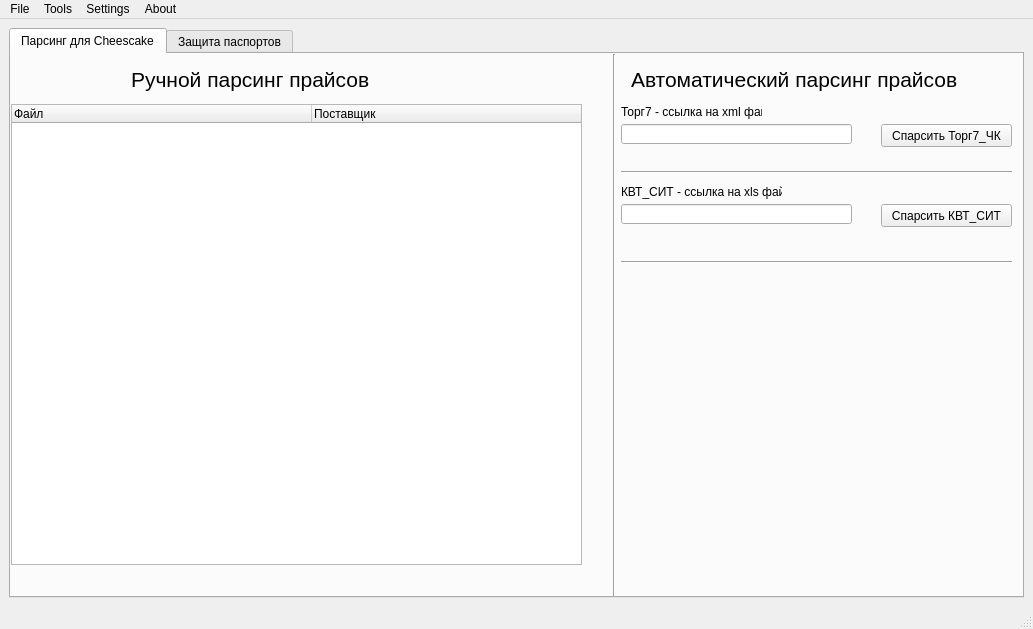
Old version of the form main_window.ui in the repository Risez51/IvanCRM.
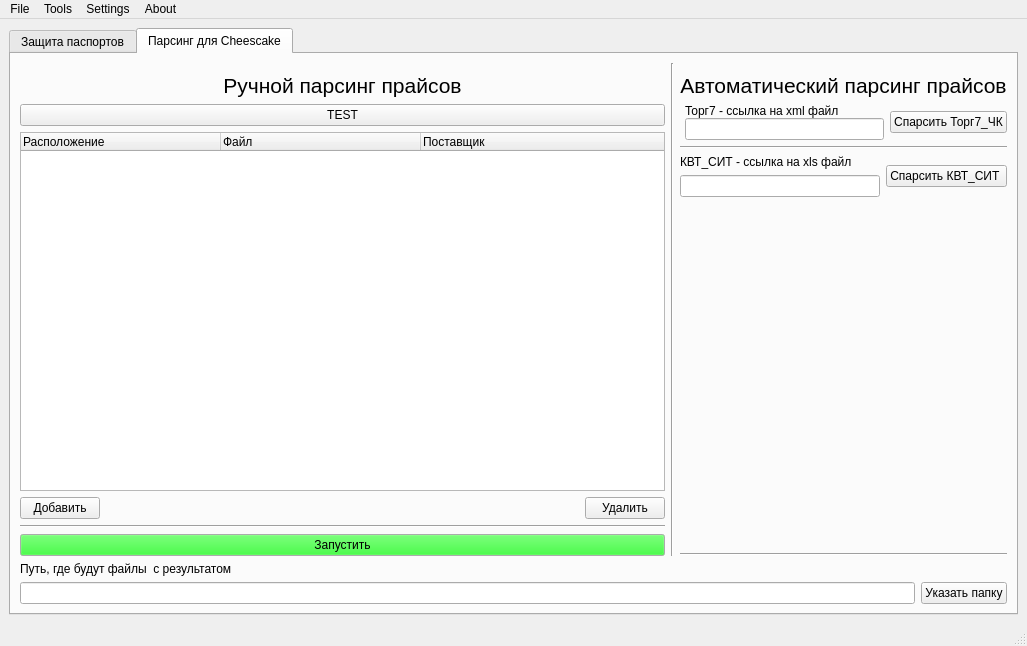
New version of the form. The open tabs and pages were chosen to show the change. Icons and pictures are not drawn.

Commit message: release suppliers price parser

The edit to the form file:
```diff
--- a/main_window.ui
+++ b/main_window.ui
@@ -6,8 +6,8 @@
    <rect>
     <x>0</x>
     <y>0</y>
-    <width>1033</width>
-    <height>629</height>
+    <width>1027</width>
+    <height>646</height>
    </rect>
   </property>
   <property name="windowTitle">
@@ -20,181 +20,6 @@
       <property name="currentIndex">
        <number>1</number>
       </property>
-      <widget class="QWidget" name="cheescake_parser_tab">
-       <attribute name="title">
-        <string>Парсинг для Cheescake</string>
-       </attribute>
-       <widget class="QTreeWidget" name="manual_parser_tree_widget">
-        <property name="geometry">
-         <rect>
-          <x>0</x>
-          <y>50</y>
-          <width>571</width>
-          <height>461</height>
-         </rect>
-        </property>
-        <attribute name="headerDefaultSectionSize">
-         <number>300</number>
-        </attribute>
-        <column>
-         <property name="text">
-          <string>Файл</string>
-         </property>
-        </column>
-        <column>
-         <property name="text">
-          <string>Поставщик</string>
-         </property>
-        </column>
-       </widget>
-       <widget class="Line" name="line">
-        <property name="geometry">
-         <rect>
-          <x>593</x>
-          <y>0</y>
-          <width>20</width>
-          <height>551</height>
-         </rect>
-        </property>
-        <property name="orientation">
-         <enum>Qt::Vertical</enum>
-        </property>
-       </widget>
-       <widget class="QLabel" name="manual_parser_label">
-        <property name="geometry">
-         <rect>
-          <x>120</x>
-          <y>10</y>
-          <width>291</width>
-          <height>31</height>
-         </rect>
-        </property>
-        <property name="font">
-         <font>
-          <pointsize>16</pointsize>
-         </font>
-        </property>
-        <property name="text">
-         <string>Ручной парсинг прайсов</string>
-        </property>
-       </widget>
-       <widget class="QLabel" name="auto_parser_label">
-        <property name="geometry">
-         <rect>
-          <x>620</x>
-          <y>10</y>
-          <width>381</width>
-          <height>31</height>
-         </rect>
-        </property>
-        <property name="font">
-         <font>
-          <pointsize>16</pointsize>
-         </font>
-        </property>
-        <property name="text">
-         <string>Автоматический парсинг прайсов</string>
-        </property>
-       </widget>
-       <widget class="QLineEdit" name="link_torg7_line_edit">
-        <property name="geometry">
-         <rect>
-          <x>610</x>
-          <y>70</y>
-          <width>231</width>
-          <height>20</height>
-         </rect>
-        </property>
-       </widget>
-       <widget class="QLabel" name="torg7_label">
-        <property name="geometry">
-         <rect>
-          <x>610</x>
-          <y>50</y>
-          <width>141</width>
-          <height>16</height>
-         </rect>
-        </property>
-        <property name="text">
-         <string>Торг7 - ссылка на xml файл</string>
-        </property>
-       </widget>
-       <widget class="QPushButton" name="parser_torg7_push_button">
-        <property name="geometry">
-         <rect>
-          <x>870</x>
-          <y>70</y>
-          <width>131</width>
-          <height>23</height>
-         </rect>
-        </property>
-        <property name="text">
-         <string>Спарсить Торг7_ЧК</string>
-        </property>
-       </widget>
-       <widget class="Line" name="line_2">
-        <property name="geometry">
-         <rect>
-          <x>610</x>
-          <y>110</y>
-          <width>391</width>
-          <height>16</height>
-         </rect>
-        </property>
-        <property name="orientation">
-         <enum>Qt::Horizontal</enum>
-        </property>
-       </widget>
-       <widget class="QLineEdit" name="link_kvt_line_edit">
-        <property name="geometry">
-         <rect>
-          <x>610</x>
-          <y>150</y>
-          <width>231</width>
-          <height>20</height>
-         </rect>
-        </property>
-       </widget>
-       <widget class="QPushButton" name="parser_kvt_push_button">
-        <property name="geometry">
-         <rect>
-          <x>870</x>
-          <y>150</y>
-          <width>131</width>
-          <height>23</height>
-         </rect>
-        </property>
-        <property name="text">
-         <string>Спарсить КВТ_СИТ</string>
-        </property>
-       </widget>
-       <widget class="QLabel" name="kvt_label">
-        <property name="geometry">
-         <rect>
-          <x>610</x>
-          <y>130</y>
-          <width>161</width>
-          <height>16</height>
-         </rect>
-        </property>
-        <property name="text">
-         <string>КВТ_СИТ - ссылка на xls файл</string>
-        </property>
-       </widget>
-       <widget class="Line" name="line_3">
-        <property name="geometry">
-         <rect>
-          <x>610</x>
-          <y>200</y>
-          <width>391</width>
-          <height>16</height>
-         </rect>
-        </property>
-        <property name="orientation">
-         <enum>Qt::Horizontal</enum>
-        </property>
-       </widget>
-      </widget>
       <widget class="QWidget" name="prepare_passport_tab">
        <attribute name="title">
         <string>Защита паспортов</string>
@@ -337,6 +162,321 @@
         </item>
        </layout>
       </widget>
+      <widget class="QWidget" name="cheescake_parser_tab">
+       <attribute name="title">
+        <string>Парсинг для Cheescake</string>
+       </attribute>
+       <layout class="QVBoxLayout" name="verticalLayout_7">
+        <item>
+         <layout class="QVBoxLayout" name="verticalLayout_6">
+          <item>
+           <layout class="QHBoxLayout" name="horizontalLayout_9" stretch="500,0,0">
+            <item>
+             <layout class="QVBoxLayout" name="verticalLayout_2">
+              <property name="topMargin">
+               <number>10</number>
+              </property>
+              <item>
+               <widget class="QLabel" name="manual_parser_label">
+                <property name="font">
+                 <font>
+                  <pointsize>16</pointsize>
+                 </font>
+                </property>
+                <property name="text">
+                 <string>Ручной парсинг прайсов</string>
+                </property>
+                <property name="alignment">
+                 <set>Qt::AlignCenter</set>
+                </property>
+               </widget>
+              </item>
+              <item>
+               <widget class="QPushButton" name="test_parser_push_button">
+                <property name="text">
+                 <string>TEST</string>
+                </property>
+               </widget>
+              </item>
+              <item>
+               <widget class="QTreeWidget" name="manual_parser_tree_widget">
+                <attribute name="headerDefaultSectionSize">
+                 <number>200</number>
+                </attribute>
+                <column>
+                 <property name="text">
+                  <string>Расположение</string>
+                 </property>
+                </column>
+                <column>
+                 <property name="text">
+                  <string>Файл</string>
+                 </property>
+                </column>
+                <column>
+                 <property name="text">
+                  <string>Поставщик</string>
+                 </property>
+                </column>
+               </widget>
+              </item>
+              <item>
+               <layout class="QHBoxLayout" name="horizontalLayout_6">
+                <item>
+                 <widget class="QPushButton" name="add_price_push_button">
+                  <property name="text">
+                   <string>Добавить</string>
+                  </property>
+                 </widget>
+                </item>
+                <item>
+                 <spacer name="horizontalSpacer_3">
+                  <property name="orientation">
+                   <enum>Qt::Horizontal</enum>
+                  </property>
+                  <property name="sizeHint" stdset="0">
+                   <size>
+                    <width>40</width>
+                    <height>20</height>
+                   </size>
+                  </property>
+                 </spacer>
+                </item>
+                <item>
+                 <widget class="QPushButton" name="delete_price_push_botton">
+                  <property name="text">
+                   <string>Удалить</string>
+                  </property>
+                 </widget>
+                </item>
+               </layout>
+              </item>
+              <item>
+               <widget class="Line" name="line_4">
+                <property name="orientation">
+                 <enum>Qt::Horizontal</enum>
+                </property>
+               </widget>
+              </item>
+              <item>
+               <widget class="QPushButton" name="start_parsing_push_button">
+                <property name="palette">
+                 <palette>
+                  <active>
+                   <colorrole role="Button">
+                    <brush brushstyle="SolidPattern">
+                     <color alpha="255">
+                      <red>0</red>
+                      <green>255</green>
+                      <blue>0</blue>
+                     </color>
+                    </brush>
+                   </colorrole>
+                  </active>
+                  <inactive>
+                   <colorrole role="Button">
+                    <brush brushstyle="SolidPattern">
+                     <color alpha="255">
+                      <red>0</red>
+                      <green>255</green>
+                      <blue>0</blue>
+                     </color>
+                    </brush>
+                   </colorrole>
+                  </inactive>
+                  <disabled>
+                   <colorrole role="Button">
+                    <brush brushstyle="SolidPattern">
+                     <color alpha="255">
+                      <red>0</red>
+                      <green>255</green>
+                      <blue>0</blue>
+                     </color>
+                    </brush>
+                   </colorrole>
+                  </disabled>
+                 </palette>
+                </property>
+                <property name="text">
+                 <string>Запустить</string>
+                </property>
+               </widget>
+              </item>
+             </layout>
+            </item>
+            <item>
+             <widget class="Line" name="line">
+              <property name="orientation">
+               <enum>Qt::Vertical</enum>
+              </property>
+             </widget>
+            </item>
+            <item>
+             <layout class="QVBoxLayout" name="verticalLayout_3">
+              <property name="topMargin">
+               <number>10</number>
+              </property>
+              <item>
+               <widget class="QLabel" name="auto_parser_label">
+                <property name="sizePolicy">
+                 <sizepolicy hsizetype="Preferred" vsizetype="Fixed">
+                  <horstretch>0</horstretch>
+                  <verstretch>0</verstretch>
+                 </sizepolicy>
+                </property>
+                <property name="font">
+                 <font>
+                  <pointsize>16</pointsize>
+                 </font>
+                </property>
+                <property name="text">
+                 <string>Автоматический парсинг прайсов</string>
+                </property>
+                <property name="alignment">
+                 <set>Qt::AlignCenter</set>
+                </property>
+                <property name="margin">
+                 <number>1</number>
+                </property>
+               </widget>
+              </item>
+              <item>
+               <layout class="QHBoxLayout" name="horizontalLayout_7">
+                <property name="spacing">
+                 <number>6</number>
+                </property>
+                <item>
+                 <layout class="QVBoxLayout" name="verticalLayout_4">
+                  <property name="spacing">
+                   <number>0</number>
+                  </property>
+                  <property name="leftMargin">
+                   <number>5</number>
+                  </property>
+                  <item>
+                   <widget class="QLabel" name="torg7_label">
+                    <property name="sizePolicy">
+                     <sizepolicy hsizetype="Preferred" vsizetype="Fixed">
+                      <horstretch>0</horstretch>
+                      <verstretch>0</verstretch>
+                     </sizepolicy>
+                    </property>
+                    <property name="text">
+                     <string>Торг7 - ссылка на xml файл</string>
+                    </property>
+                    <property name="margin">
+                     <number>5</number>
+                    </property>
+                   </widget>
+                  </item>
+                  <item>
+                   <widget class="QLineEdit" name="link_torg7_line_edit"/>
+                  </item>
+                 </layout>
+                </item>
+                <item>
+                 <widget class="QPushButton" name="parser_torg7_push_button">
+                  <property name="text">
+                   <string>Спарсить Торг7_ЧК</string>
+                  </property>
+                 </widget>
+                </item>
+               </layout>
+              </item>
+              <item>
+               <widget class="Line" name="line_2">
+                <property name="orientation">
+                 <enum>Qt::Horizontal</enum>
+                </property>
+               </widget>
+              </item>
+              <item>
+               <layout class="QHBoxLayout" name="horizontalLayout_8">
+                <property name="spacing">
+                 <number>6</number>
+                </property>
+                <item>
+                 <layout class="QVBoxLayout" name="verticalLayout_5" stretch="0,0">
+                  <item>
+                   <widget class="QLabel" name="kvt_label">
+                    <property name="sizePolicy">
+                     <sizepolicy hsizetype="Preferred" vsizetype="Fixed">
+                      <horstretch>0</horstretch>
+                      <verstretch>0</verstretch>
+                     </sizepolicy>
+                    </property>
+                    <property name="text">
+                     <string>КВТ_СИТ - ссылка на xls файл</string>
+                    </property>
+                   </widget>
+                  </item>
+                  <item>
+                   <widget class="QLineEdit" name="link_kvt_line_edit"/>
+                  </item>
+                 </layout>
+                </item>
+                <item>
+                 <widget class="QPushButton" name="parser_kvt_push_button">
+                  <property name="text">
+                   <string>Спарсить КВТ_СИТ </string>
+                  </property>
+                 </widget>
+                </item>
+               </layout>
+              </item>
+              <item>
+               <spacer name="verticalSpacer">
+                <property name="orientation">
+                 <enum>Qt::Vertical</enum>
+                </property>
+                <property name="sizeHint" stdset="0">
+                 <size>
+                  <width>20</width>
+                  <height>40</height>
+                 </size>
+                </property>
+               </spacer>
+              </item>
+              <item>
+               <widget class="Line" name="line_3">
+                <property name="orientation">
+                 <enum>Qt::Horizontal</enum>
+                </property>
+               </widget>
+              </item>
+             </layout>
+            </item>
+           </layout>
+          </item>
+          <item>
+           <widget class="QLabel" name="label">
+            <property name="text">
+             <string>Путь, где будут файлы  с результатом</string>
+            </property>
+           </widget>
+          </item>
+          <item>
+           <layout class="QHBoxLayout" name="horizontalLayout_5">
+            <item>
+             <widget class="QLineEdit" name="result_path_parser_line_edit">
+              <property name="readOnly">
+               <bool>true</bool>
+              </property>
+             </widget>
+            </item>
+            <item>
+             <widget class="QPushButton" name="add_result_path_parser_push_button">
+              <property name="text">
+               <string>Указать папку</string>
+              </property>
+             </widget>
+            </item>
+           </layout>
+          </item>
+         </layout>
+        </item>
+       </layout>
+      </widget>
      </widget>
     </item>
    </layout>
@@ -346,7 +486,7 @@
     <rect>
      <x>0</x>
      <y>0</y>
-     <width>1033</width>
+     <width>1027</width>
      <height>21</height>
     </rect>
    </property>
```
Left out of the diff: 8 changed lines with no effect on the pictures. The commit also changes 11 other files.
